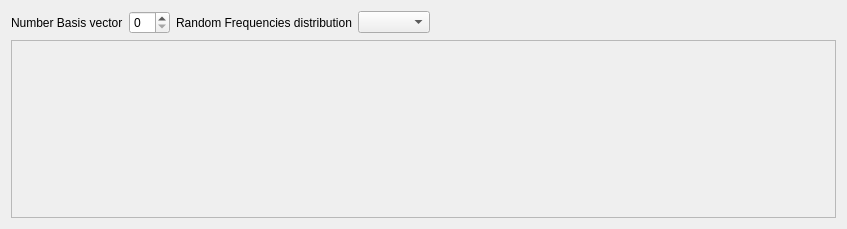
Old version of the form quocs_pyqtinterface/gui/uifiles/FourierBasis.ui in the repository Quantum-OCS/QuOCS-pyside2interface.
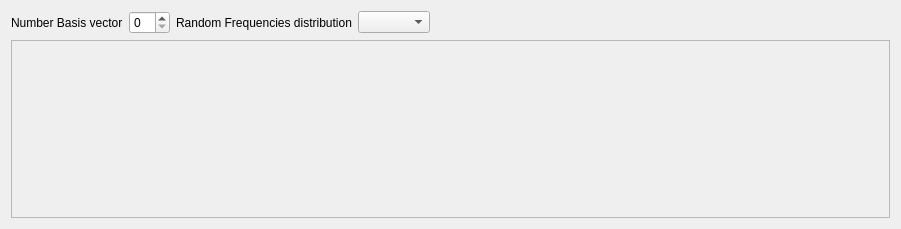
New version of the form.

Commit message: Few ui layout adjustments

```diff
--- a/quocs_pyqtinterface/gui/uifiles/FourierBasis.ui
+++ b/quocs_pyqtinterface/gui/uifiles/FourierBasis.ui
@@ -6,7 +6,7 @@
    <rect>
     <x>0</x>
     <y>0</y>
-    <width>847</width>
+    <width>901</width>
     <height>229</height>
    </rect>
   </property>
@@ -16,6 +16,12 @@
     <verstretch>0</verstretch>
    </sizepolicy>
   </property>
+  <property name="minimumSize">
+   <size>
+    <width>901</width>
+    <height>100</height>
+   </size>
+  </property>
   <property name="windowTitle">
    <string>Form</string>
   </property>
@@ -76,7 +82,7 @@
        <rect>
         <x>0</x>
         <y>0</y>
-        <width>827</width>
+        <width>881</width>
         <height>100</height>
        </rect>
       </property>
```
The commit also changes 5 other files.
